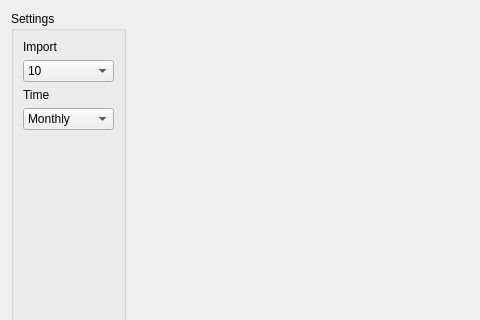
pbertoni89/piggy-bank, file piggy_bank/ui/plots_stats.ui: the form before one commit; both pictures show x 0 to 480 and y 0 to 320 of the 599 by 406 pixel window.
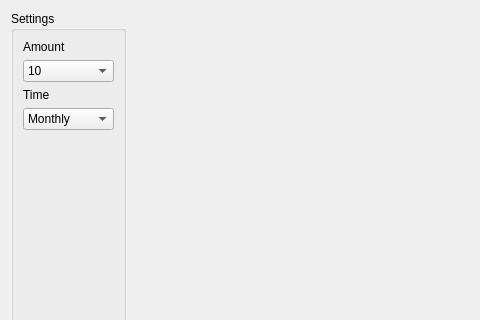
The form after the commit.

Patch:
```diff
--- a/piggy_bank/ui/plots_stats.ui
+++ b/piggy_bank/ui/plots_stats.ui
@@ -25,7 +25,7 @@
         <item>
          <widget class="QLabel" name="label_2">
           <property name="text">
-           <string>Import</string>
+           <string>Amount</string>
           </property>
          </widget>
         </item>
```
Left out of the diff: 4 changed lines with no effect on the pictures.
